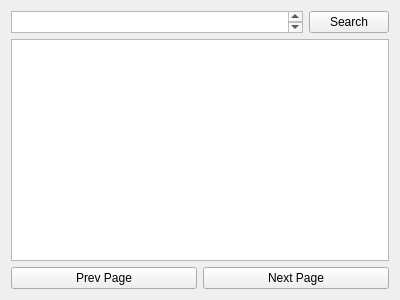
Old version of the form selectmusic.ui in the repository turtle11311/just-beat-it.
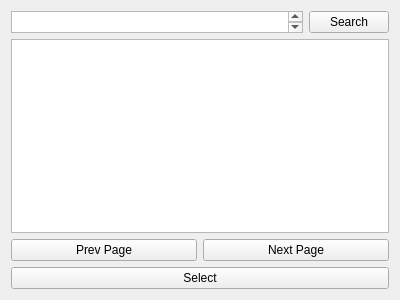
New version of the form.

The edit to the form file:
```diff
--- a/selectmusic.ui
+++ b/selectmusic.ui
@@ -22,7 +22,7 @@
   <property name="autoFillBackground">
    <bool>false</bool>
   </property>
-  <layout class="QVBoxLayout" name="verticalLayout" stretch="2,10,1">
+  <layout class="QVBoxLayout" name="verticalLayout" stretch="2,10,1,0">
    <item>
     <layout class="QHBoxLayout" name="horizontalLayout_2" stretch="0,0">
      <item>
@@ -65,6 +65,13 @@
      </item>
     </layout>
    </item>
+   <item>
+    <widget class="QPushButton" name="pushButton">
+     <property name="text">
+      <string>Select</string>
+     </property>
+    </widget>
+   </item>
   </layout>
  </widget>
  <resources/>
```
